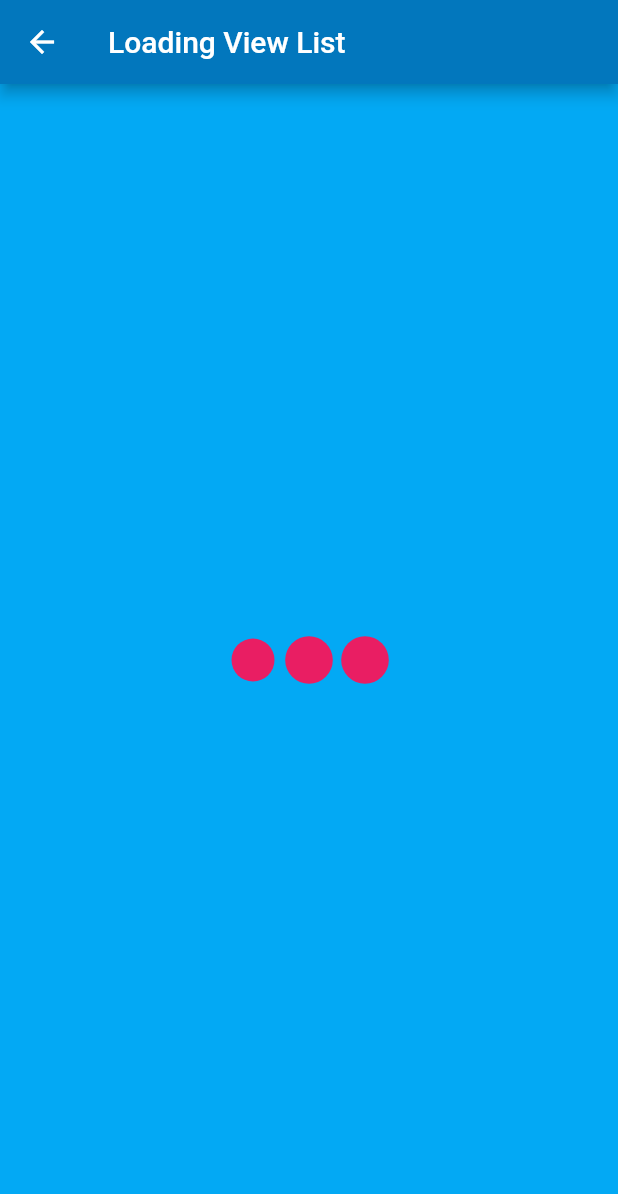
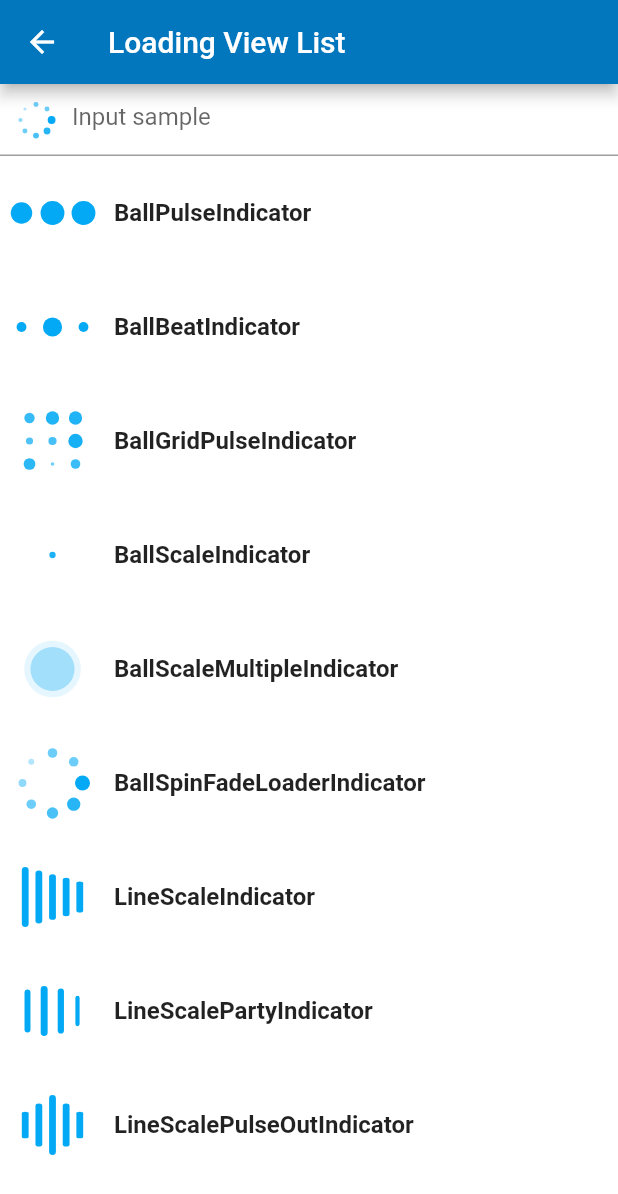
Before and after one commit to leonzone/loading, a Flutter app: the screen it shows after launch, after a tap on "Show Time", on a phone screen of 412 x 824 dp. Shown: the top 1194 px of the screen. Run offline on Flutter 3.47's test engine with Material 2 defaults, Android fonts, the phone set to English and light mode, and no system bars.

Commit message:
Updated example with named loader and sample for using inside text field

```diff
--- a/lib/main.dart
+++ b/lib/main.dart
@@ -1,4 +1,5 @@
 import 'package:flutter/material.dart';
+import 'package:loading/indicator.dart';
 import 'package:loading/loading.dart';
 import 'package:loading/indicator/ball_scale_indicator.dart';
 import 'package:loading/indicator/ball_pulse_indicator.dart';
@@ -34,7 +35,10 @@ class ShowLoading extends StatelessWidget {
         title: Text('Loading View'),
       ),
       body: Center(
-          child: RaisedButton(
+          child: Column(
+        mainAxisAlignment: MainAxisAlignment.center,
+        children: <Widget>[
+          RaisedButton(
               child: const Text('Show Time'),
               onPressed: () {
                 Navigator.push(
@@ -42,23 +46,40 @@ class ShowLoading extends StatelessWidget {
                   new MaterialPageRoute(
                       builder: (context) => new LoadingList()),
                 );
-              })),
+              }),
+        ],
+      )),
     );
   }
 }
 
 class LoadingList extends StatelessWidget {
-  final indicatorList = [
-    BallPulseIndicator(),
-    BallBeatIndicator(),
-    BallGridPulseIndicator(),
-    BallScaleIndicator(),
-    BallScaleMultipleIndicator(),
-    BallSpinFadeLoaderIndicator(),
-    LineScaleIndicator(),
-    LineScalePartyIndicator(),
-    LineScalePulseOutIndicator(),
-  ];
+  final Map<String, Indicator> indicatorList = {
+    'BallPulseIndicator': BallPulseIndicator(),
+    'BallBeatIndicator': BallBeatIndicator(),
+    'BallGridPulseIndicator': BallGridPulseIndicator(),
+    'BallScaleIndicator': BallScaleIndicator(),
+    'BallScaleMultipleIndicator': BallScaleMultipleIndicator(),
+    'BallSpinFadeLoaderIndicator': BallSpinFadeLoaderIndicator(),
+    'LineScaleIndicator': LineScaleIndicator(),
+    'LineScalePartyIndicator': LineScalePartyIndicator(),
+    'LineScalePulseOutIndicator': LineScalePulseOutIndicator(),
+  };
+
+  Widget _buildItem(BuildContext context, int index) {
+    final indicatorName = indicatorList.keys.elementAt(index);
+    return ListTile(
+      leading: Loading(
+        indicator: indicatorList[indicatorName],
+        color: Colors.lightBlue,
+      ),
+      title: Text(
+        indicatorName,
+        style: TextStyle(fontWeight: FontWeight.bold),
+      ),
+      contentPadding: EdgeInsets.all(10),
+    );
+  }
 
   @override
   Widget build(BuildContext context) {
@@ -66,16 +87,31 @@ class LoadingList extends StatelessWidget {
       appBar: new AppBar(
         title: new Text("Loading View List"),
       ),
+      body: Container(
+          color: Colors.white,
+          child: Column(
+            children: <Widget>[
+              TextField(
+                decoration: InputDecoration(
+                  prefixIcon: Padding(
+                    padding: const EdgeInsets.all(11.0),
+                    child: Loading(
+                        indicator: BallSpinFadeLoaderIndicator(),
+                        size: 25.0,
+                        color: Colors.lightBlue),
+                  ),
+                  hintText: 'Input sample',
+                ),
+              ),
+              ListView.builder(
+                shrinkWrap: true,
+                itemBuilder: _buildItem,
+                itemCount: indicatorList.length,
+              ),
+            ],
+          )
 
-      body: Container(
-        color: Colors.lightBlue,
-        child: Center(
-          child: Loading(indicator: BallPulseIndicator(), size: 100.0, color: Colors.pink,),
-        ),
-      ),
-//      body: Container(
-//        color: Colors.lightBlue,
-//        child: GridView.count(
+//        GridView.count(
 //          padding: EdgeInsets.all(16.0),
 //          crossAxisSpacing: 36,
 //          crossAxisCount: 3,
@@ -86,7 +122,7 @@ class LoadingList extends StatelessWidget {
 //            );
 //          }),
 //        ),
-//      ),
+          ),
     );
   }
 }
```
Also changed, not shown: art/loading.gif.
